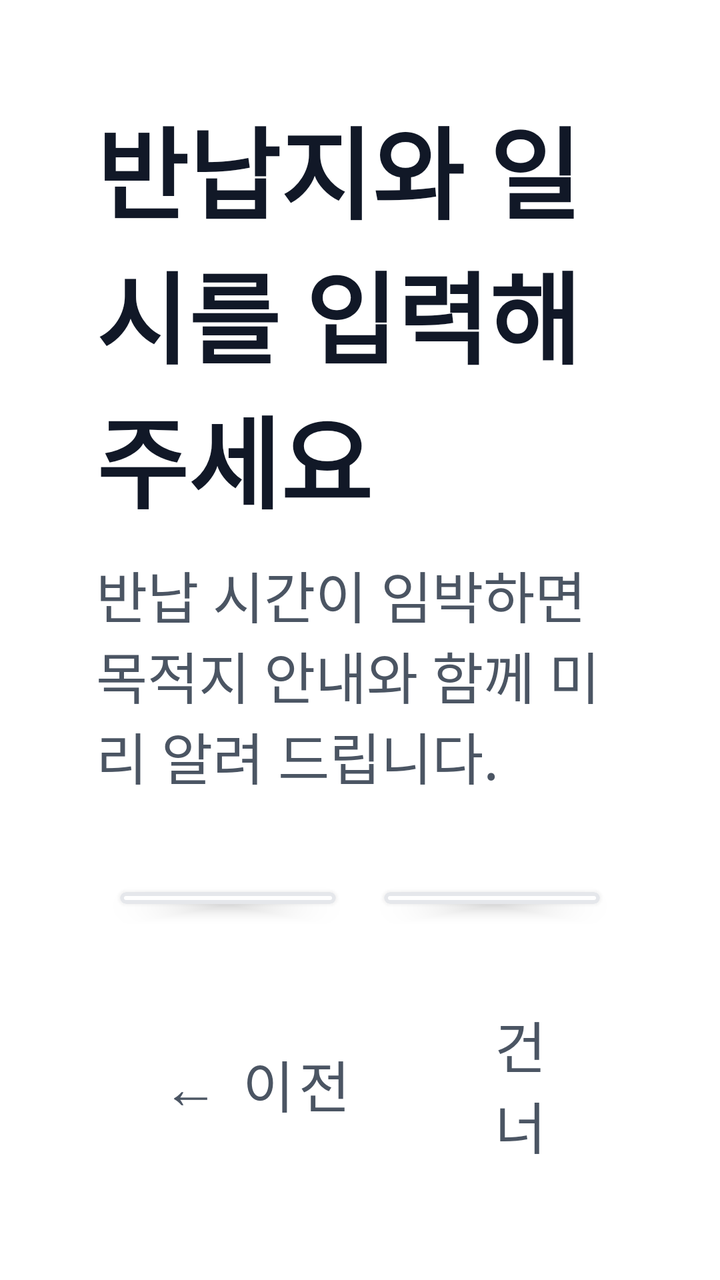
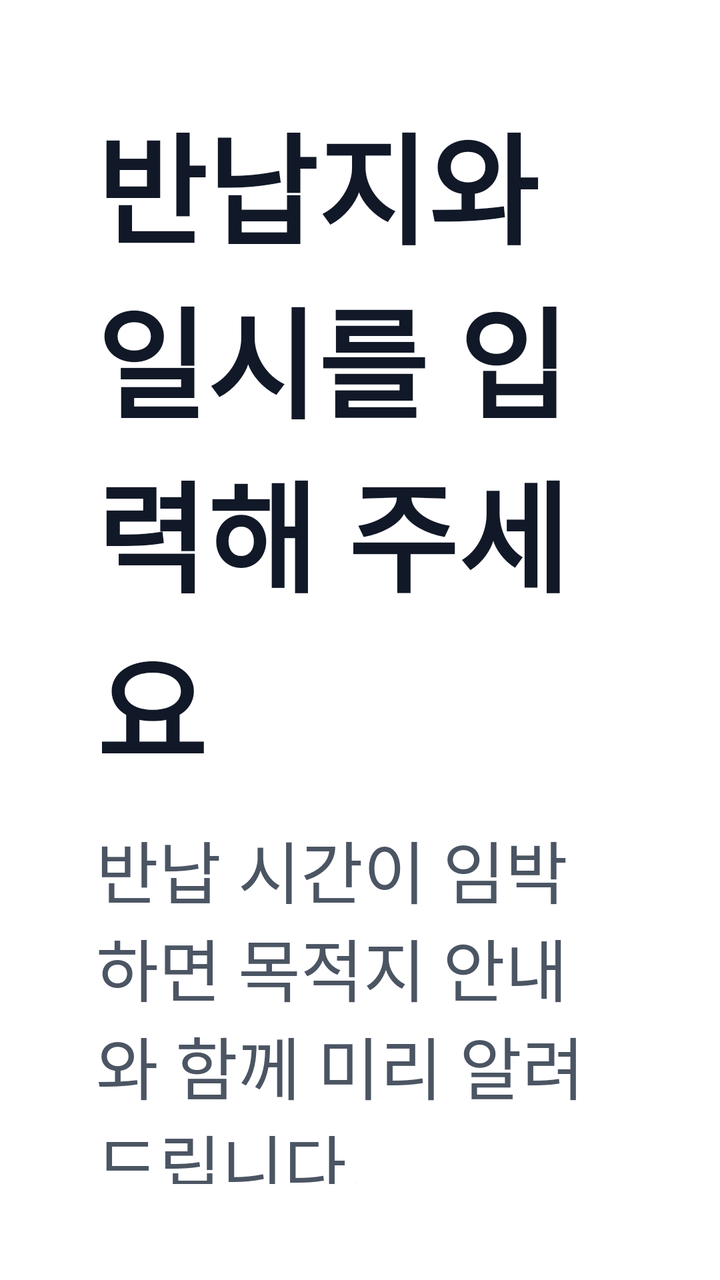

Screens rendered from an Android XML layout before and after an edit, with the pre-edit source and the edit as a unified diff.
<!-- AndroidManifest.xml: activity theme Theme.RentalCarAdaptationCoach.StartupDialog -->
<!-- res/layout/activity_return_info.xml -->
<?xml version="1.0" encoding="utf-8"?>
<LinearLayout xmlns:android="http://schemas.android.com/apk/res/android"
    xmlns:app="http://schemas.android.com/apk/res-auto"
    android:layout_width="match_parent"
    android:layout_height="match_parent"
    android:background="@color/car_bg_light"
    android:orientation="vertical"
    android:padding="48dp">

    
    <LinearLayout
        android:layout_width="match_parent"
        android:layout_height="wrap_content"
        android:orientation="vertical">

        <TextView
            android:id="@+id/tvTitle"
            android:layout_width="wrap_content"
            android:layout_height="wrap_content"
            android:text="@string/title_return_info"
            android:textColor="@color/car_text_primary"
            android:textSize="50sp"
            android:textStyle="bold" />

        <TextView
            android:id="@+id/tvSubtitle"
            android:layout_width="wrap_content"
            android:layout_height="wrap_content"
            android:layout_marginTop="12dp"
            android:text="@string/subtitle_return_info"
            android:textColor="@color/car_text_secondary"
            android:textSize="28sp" />
    </LinearLayout>

    
    <LinearLayout
        android:layout_width="match_parent"
        android:layout_height="0dp"
        android:layout_marginTop="36dp"
        android:layout_weight="1"
        android:gravity="center"
        android:orientation="horizontal">

        
        <com.google.android.material.card.MaterialCardView
            android:layout_width="0dp"
            android:layout_height="wrap_content"
            android:layout_margin="12dp"
            android:layout_weight="1"
            android:minHeight="400dp"
            app:cardBackgroundColor="@color/car_surface_light"
            app:cardCornerRadius="28dp"
            app:cardElevation="4dp"
            app:strokeColor="@color/car_surface_light_stroke"
            app:strokeWidth="2dp">

            <LinearLayout
                android:layout_width="match_parent"
                android:layout_height="match_parent"
                android:orientation="vertical"
                android:padding="36dp">

                <TextView
                    android:layout_width="wrap_content"
                    android:layout_height="wrap_content"
                    android:text="📍  반납지"
                    android:textColor="@color/car_text_primary"
                    android:textSize="34sp"
                    android:textStyle="bold" />

                <EditText
                    android:id="@+id/etReturnLocation"
                    android:layout_width="match_parent"
                    android:layout_height="96dp"
                    android:layout_marginTop="24dp"
                    android:background="@drawable/bg_chip_button"
                    android:hint="@string/hint_return_location"
                    android:imeOptions="actionDone|flagNoExtractUi|flagNoFullscreen"
                    android:inputType="text"
                    android:maxLines="1"
                    android:paddingHorizontal="24dp"
                    android:textColor="@color/car_text_primary"
                    android:textColorHint="@color/car_text_dim"
                    android:textSize="28sp" />

                <TextView
                    android:layout_width="wrap_content"
                    android:layout_height="wrap_content"
                    android:layout_marginTop="24dp"
                    android:text="자주 찾는 반납지"
                    android:textColor="@color/car_text_secondary"
                    android:textSize="22sp" />

                <LinearLayout
                    android:layout_width="match_parent"
                    android:layout_height="wrap_content"
                    android:layout_marginTop="12dp"
                    android:orientation="horizontal">

                    <TextView
                        android:id="@+id/chipLocGimpo"
                        android:layout_width="wrap_content"
                        android:layout_height="wrap_content"
                        android:layout_marginEnd="12dp"
                        android:background="@drawable/bg_chip_button"
                        android:clickable="true"
                        android:focusable="true"
                        android:paddingHorizontal="20dp"
                        android:paddingVertical="12dp"
                        android:text="김포공항"
                        android:textColor="@color/car_text_primary"
                        android:textSize="22sp" />

                    <TextView
                        android:id="@+id/chipLocIncheon"
                        android:layout_width="wrap_content"
                        android:layout_height="wrap_content"
                        android:layout_marginEnd="12dp"
                        android:background="@drawable/bg_chip_button"
                        android:clickable="true"
                        android:focusable="true"
                        android:paddingHorizontal="20dp"
                        android:paddingVertical="12dp"
                        android:text="인천공항"
                        android:textColor="@color/car_text_primary"
                        android:textSize="22sp" />

                    <TextView
                        android:id="@+id/chipLocSeoulStation"
                        android:layout_width="wrap_content"
                        android:layout_height="wrap_content"
                        android:layout_marginEnd="12dp"
                        android:background="@drawable/bg_chip_button"
                        android:clickable="true"
                        android:focusable="true"
                        android:paddingHorizontal="20dp"
                        android:paddingVertical="12dp"
                        android:text="서울역"
                        android:textColor="@color/car_text_primary"
                        android:textSize="22sp" />

                    <TextView
                        android:id="@+id/chipLocJeju"
                        android:layout_width="wrap_content"
                        android:layout_height="wrap_content"
                        android:background="@drawable/bg_chip_button"
                        android:clickable="true"
                        android:focusable="true"
                        android:paddingHorizontal="20dp"
                        android:paddingVertical="12dp"
                        android:text="제주공항"
                        android:textColor="@color/car_text_primary"
                        android:textSize="22sp" />
                </LinearLayout>
            </LinearLayout>
        </com.google.android.material.card.MaterialCardView>

        
        <com.google.android.material.card.MaterialCardView
            android:layout_width="0dp"
            android:layout_height="wrap_content"
            android:layout_margin="12dp"
            android:layout_weight="1"
            android:minHeight="400dp"
            app:cardBackgroundColor="@color/car_surface_light"
            app:cardCornerRadius="28dp"
            app:cardElevation="4dp"
            app:strokeColor="@color/car_surface_light_stroke"
            app:strokeWidth="2dp">

            <LinearLayout
                android:layout_width="match_parent"
                android:layout_height="match_parent"
                android:orientation="vertical"
                android:padding="36dp">

                <TextView
                    android:layout_width="wrap_content"
                    android:layout_height="wrap_content"
                    android:text="🗓️  반납 일시"
                    android:textColor="@color/car_text_primary"
                    android:textSize="34sp"
                    android:textStyle="bold" />

                
                <LinearLayout
                    android:id="@+id/btnSelectDate"
                    android:layout_width="match_parent"
                    android:layout_height="76dp"
                    android:layout_marginTop="20dp"
                    android:background="@drawable/bg_chip_button"
                    android:clickable="true"
                    android:focusable="true"
                    android:gravity="center_vertical"
                    android:orientation="horizontal"
                    android:paddingHorizontal="24dp">

                    <TextView
                        android:layout_width="72dp"
                        android:layout_height="wrap_content"
                        android:text="@string/label_return_date"
                        android:textColor="@color/car_text_secondary"
                        android:textSize="24sp" />

                    <TextView
                        android:id="@+id/tvSelectedDate"
                        android:layout_width="0dp"
                        android:layout_height="wrap_content"
                        android:layout_weight="1"
                        android:text="2026년 11월 14일 (토)"
                        android:textColor="@color/car_text_primary"
                        android:textSize="28sp"
                        android:textStyle="bold" />

                    <TextView
                        android:layout_width="wrap_content"
                        android:layout_height="wrap_content"
                        android:text="변경 ›"
                        android:textColor="@color/hyundai_accent"
                        android:textSize="24sp"
                        android:textStyle="bold" />
                </LinearLayout>

                
                <LinearLayout
                    android:id="@+id/btnSelectTime"
                    android:layout_width="match_parent"
                    android:layout_height="76dp"
                    android:layout_marginTop="12dp"
                    android:background="@drawable/bg_chip_button"
                    android:clickable="true"
                    android:focusable="true"
                    android:gravity="center_vertical"
                    android:orientation="horizontal"
                    android:paddingHorizontal="24dp">

                    <TextView
                        android:layout_width="72dp"
                        android:layout_height="wrap_content"
                        android:text="@string/label_return_time"
                        android:textColor="@color/car_text_secondary"
                        android:textSize="24sp" />

                    <TextView
                        android:id="@+id/tvSelectedTime"
                        android:layout_width="0dp"
                        android:layout_height="wrap_content"
                        android:layout_weight="1"
                        android:text="오후 06:00"
                        android:textColor="@color/car_text_primary"
                        android:textSize="28sp"
                        android:textStyle="bold" />

                    <TextView
                        android:layout_width="wrap_content"
                        android:layout_height="wrap_content"
                        android:text="변경 ›"
                        android:textColor="@color/hyundai_accent"
                        android:textSize="24sp"
                        android:textStyle="bold" />
                </LinearLayout>

                
                <LinearLayout
                    android:layout_width="match_parent"
                    android:layout_height="wrap_content"
                    android:layout_marginTop="16dp"
                    android:orientation="horizontal">

                    <TextView
                        android:id="@+id/chipTimePlus2h"
                        android:layout_width="wrap_content"
                        android:layout_height="wrap_content"
                        android:layout_marginEnd="12dp"
                        android:background="@drawable/bg_chip_button"
                        android:clickable="true"
                        android:focusable="true"
                        android:paddingHorizontal="20dp"
                        android:paddingVertical="12dp"
                        android:text="2시간 후"
                        android:textColor="@color/car_text_primary"
                        android:textSize="22sp" />

                    <TextView
                        android:id="@+id/chipTimeToday18"
                        android:layout_width="wrap_content"
                        android:layout_height="wrap_content"
                        android:layout_marginEnd="12dp"
                        android:background="@drawable/bg_chip_button"
                        android:clickable="true"
                        android:focusable="true"
                        android:paddingHorizontal="20dp"
                        android:paddingVertical="12dp"
                        android:text="오늘 18:00"
                        android:textColor="@color/car_text_primary"
                        android:textSize="22sp" />

                    <TextView
                        android:id="@+id/chipTimeTomorrow10"
                        android:layout_width="wrap_content"
                        android:layout_height="wrap_content"
                        android:layout_marginEnd="12dp"
                        android:background="@drawable/bg_chip_button"
                        android:clickable="true"
                        android:focusable="true"
                        android:paddingHorizontal="20dp"
                        android:paddingVertical="12dp"
                        android:text="내일 10:00"
                        android:textColor="@color/car_text_primary"
                        android:textSize="22sp" />

                    <TextView
                        android:id="@+id/chipTimeTomorrow18"
                        android:layout_width="wrap_content"
                        android:layout_height="wrap_content"
                        android:background="@drawable/bg_chip_button"
                        android:clickable="true"
                        android:focusable="true"
                        android:paddingHorizontal="20dp"
                        android:paddingVertical="12dp"
                        android:text="내일 18:00"
                        android:textColor="@color/car_text_primary"
                        android:textSize="22sp" />
                </LinearLayout>
            </LinearLayout>
        </com.google.android.material.card.MaterialCardView>

    </LinearLayout>

    
    <LinearLayout
        android:layout_width="match_parent"
        android:layout_height="wrap_content"
        android:layout_marginTop="28dp"
        android:gravity="center_vertical"
        android:orientation="horizontal">

        <Button
            android:id="@+id/btnBack"
            style="@style/Widget.MaterialComponents.Button.TextButton"
            android:layout_width="wrap_content"
            android:layout_height="100dp"
            android:paddingHorizontal="32dp"
            android:text="@string/btn_back_return"
            android:textColor="@color/car_text_secondary"
            android:textSize="28sp" />

        <Button
            android:id="@+id/btnSkip"
            style="@style/Widget.MaterialComponents.Button.TextButton"
            android:layout_width="wrap_content"
            android:layout_height="100dp"
            android:paddingHorizontal="32dp"
            android:text="@string/btn_skip_car"
            android:textColor="@color/car_text_secondary"
            android:textSize="28sp" />

        <View
            android:layout_width="0dp"
            android:layout_height="1dp"
            android:layout_weight="1" />

        <Button
            android:id="@+id/btnConfirm"
            android:layout_width="wrap_content"
            android:layout_height="100dp"
            android:alpha="0.45"
            android:backgroundTint="@color/hyundai_accent"
            android:enabled="false"
            android:paddingHorizontal="56dp"
            android:text="@string/btn_confirm_return"
            android:textColor="@color/car_text_on_accent"
            android:textSize="32sp"
            android:textStyle="bold"
            app:cornerRadius="22dp" />
    </LinearLayout>

</LinearLayout>
<!-- resources referenced by this layout -->
<resources>
  <color name="car_bg_light">#FFFFFF</color>
  <color name="car_surface_light">#FFFFFF</color>
  <color name="car_surface_light_stroke">#E5E7EB</color>
  <color name="car_text_dim">#9CA3AF</color>
  <color name="car_text_on_accent">#FFFFFF</color>
  <color name="car_text_primary">#111827</color>
  <color name="car_text_secondary">#4B5563</color>
  <color name="hyundai_accent">#0072CE</color>
  <!-- drawable bg_chip_button (drawable) -->
  <?xml version="1.0" encoding="utf-8"?>
  <shape xmlns:android="http://schemas.android.com/apk/res/android"
      android:shape="rectangle">
      <solid android:color="#F8FAFC" />
      <corners android:radius="14dp" />
      <stroke
          android:width="1.5dp"
          android:color="#CBD5E1" />
  </shape>
  <string name="btn_back_return">← 이전</string>
  <string name="btn_confirm_return">입력 완료</string>
  <string name="btn_skip_car">건너뛰기</string>
  <string name="hint_return_location">예: 김포공항 렌터카 하우스, 서울역</string>
  <string name="label_return_date">날짜</string>
  <string name="label_return_time">시간</string>
  <string name="subtitle_return_info">반납 시간이 임박하면 목적지 안내와 함께 미리 알려 드립니다.</string>
  <string name="title_return_info">반납지와 일시를 입력해 주세요</string>
  <style name="Theme.RentalCarAdaptationCoach.StartupDialog" parent="Theme.RentalCarAdaptationCoach">
          <item name="android:windowIsFloating">false</item>
          <item name="android:windowBackground">@color/car_bg_light</item>
      </style>
  <style name="Theme.RentalCarAdaptationCoach" parent="Theme.MaterialComponents.Light.NoActionBar">
          <item name="colorPrimary">@color/hyundai_accent</item>
          <item name="colorPrimaryVariant">@color/hyundai_blue</item>
          <item name="colorOnPrimary">#FFFFFF</item>
          <item name="android:windowBackground">@color/car_bg_light</item>
          <item name="android:textColorPrimary">@color/car_text_primary</item>
          <item name="android:textColorSecondary">@color/car_text_secondary</item>
      </style>
  <color name="hyundai_blue">#002C5F</color>
</resources>

<!-- the commit's change to res/layout/activity_return_info.xml (unified diff, before → after) -->
@@ -19,17 +19,17 @@
             android:layout_height="wrap_content"
             android:text="@string/title_return_info"
             android:textColor="@color/car_text_primary"
-            android:textSize="50sp"
+            android:textSize="60sp"
             android:textStyle="bold" />
 
         <TextView
             android:id="@+id/tvSubtitle"
             android:layout_width="wrap_content"
             android:layout_height="wrap_content"
-            android:layout_marginTop="12dp"
+            android:layout_marginTop="14dp"
             android:text="@string/subtitle_return_info"
             android:textColor="@color/car_text_secondary"
-            android:textSize="28sp" />
+            android:textSize="34sp" />
     </LinearLayout>
 
     
@@ -47,7 +47,7 @@
             android:layout_height="wrap_content"
             android:layout_margin="12dp"
             android:layout_weight="1"
-            android:minHeight="400dp"
+            android:minHeight="450dp"
             app:cardBackgroundColor="@color/car_surface_light"
             app:cardCornerRadius="28dp"
             app:cardElevation="4dp"
@@ -65,31 +65,31 @@
                     android:layout_height="wrap_content"
                     android:text="📍  반납지"
                     android:textColor="@color/car_text_primary"
-                    android:textSize="34sp"
+                    android:textSize="44sp"
                     android:textStyle="bold" />
 
                 <EditText
                     android:id="@+id/etReturnLocation"
                     android:layout_width="match_parent"
-                    android:layout_height="96dp"
+                    android:layout_height="112dp"
                     android:layout_marginTop="24dp"
                     android:background="@drawable/bg_chip_button"
                     android:hint="@string/hint_return_location"
                     android:imeOptions="actionDone|flagNoExtractUi|flagNoFullscreen"
                     android:inputType="text"
                     android:maxLines="1"
-                    android:paddingHorizontal="24dp"
+                    android:paddingHorizontal="28dp"
                     android:textColor="@color/car_text_primary"
                     android:textColorHint="@color/car_text_dim"
-                    android:textSize="28sp" />
+                    android:textSize="36sp" />
 
                 <TextView
                     android:layout_width="wrap_content"
                     android:layout_height="wrap_content"
-                    android:layout_marginTop="24dp"
+                    android:layout_marginTop="28dp"
                     android:text="자주 찾는 반납지"
                     android:textColor="@color/car_text_secondary"
-                    android:textSize="22sp" />
+                    android:textSize="28sp" />
 
                 <LinearLayout
                     android:layout_width="match_parent"
@@ -105,11 +105,11 @@
                         android:background="@drawable/bg_chip_button"
                         android:clickable="true"
                         android:focusable="true"
-                        android:paddingHorizontal="20dp"
-                        android:paddingVertical="12dp"
+                        android:paddingHorizontal="18dp"
+                        android:paddingVertical="16dp"
                         android:text="김포공항"
                         android:textColor="@color/car_text_primary"
-                        android:textSize="22sp" />
+                        android:textSize="27sp" />
 
                     <TextView
                         android:id="@+id/chipLocIncheon"
@@ -119,11 +119,11 @@
                         android:background="@drawable/bg_chip_button"
                         android:clickable="true"
                         android:focusable="true"
-                        android:paddingHorizontal="20dp"
-                        android:paddingVertical="12dp"
+                        android:paddingHorizontal="18dp"
+                        android:paddingVertical="16dp"
                         android:text="인천공항"
                         android:textColor="@color/car_text_primary"
-                        android:textSize="22sp" />
+                        android:textSize="27sp" />
 
                     <TextView
                         android:id="@+id/chipLocSeoulStation"
@@ -133,11 +133,11 @@
                         android:background="@drawable/bg_chip_button"
                         android:clickable="true"
                         android:focusable="true"
-                        android:paddingHorizontal="20dp"
-                        android:paddingVertical="12dp"
+                        android:paddingHorizontal="18dp"
+                        android:paddingVertical="16dp"
                         android:text="서울역"
                         android:textColor="@color/car_text_primary"
-                        android:textSize="22sp" />
+                        android:textSize="27sp" />
 
                     <TextView
                         android:id="@+id/chipLocJeju"
@@ -146,11 +146,11 @@
                         android:background="@drawable/bg_chip_button"
                         android:clickable="true"
                         android:focusable="true"
-                        android:paddingHorizontal="20dp"
-                        android:paddingVertical="12dp"
+                        android:paddingHorizontal="18dp"
+                        android:paddingVertical="16dp"
                         android:text="제주공항"
                         android:textColor="@color/car_text_primary"
-                        android:textSize="22sp" />
+                        android:textSize="27sp" />
                 </LinearLayout>
             </LinearLayout>
         </com.google.android.material.card.MaterialCardView>
@@ -161,7 +161,7 @@
             android:layout_height="wrap_content"
             android:layout_margin="12dp"
             android:layout_weight="1"
-            android:minHeight="400dp"
+            android:minHeight="450dp"
             app:cardBackgroundColor="@color/car_surface_light"
             app:cardCornerRadius="28dp"
             app:cardElevation="4dp"
@@ -179,28 +179,28 @@
                     android:layout_height="wrap_content"
                     android:text="🗓️  반납 일시"
                     android:textColor="@color/car_text_primary"
-                    android:textSize="34sp"
+                    android:textSize="44sp"
                     android:textStyle="bold" />
 
                 
                 <LinearLayout
                     android:id="@+id/btnSelectDate"
                     android:layout_width="match_parent"
-                    android:layout_height="76dp"
-                    android:layout_marginTop="20dp"
+                    android:layout_height="104dp"
+                    android:layout_marginTop="24dp"
                     android:background="@drawable/bg_chip_button"
                     android:clickable="true"
                     android:focusable="true"
                     android:gravity="center_vertical"
                     android:orientation="horizontal"
-                    android:paddingHorizontal="24dp">
-
-                    <TextView
-                        android:layout_width="72dp"
+                    android:paddingHorizontal="28dp">
+
+                    <TextView
+                        android:layout_width="96dp"
                         android:layout_height="wrap_content"
                         android:text="@string/label_return_date"
                         android:textColor="@color/car_text_secondary"
-                        android:textSize="24sp" />
+                        android:textSize="30sp" />
 
                     <TextView
                         android:id="@+id/tvSelectedDate"
@@ -209,7 +209,7 @@
                         android:layout_weight="1"
                         android:text="2026년 11월 14일 (토)"
                         android:textColor="@color/car_text_primary"
-                        android:textSize="28sp"
+                        android:textSize="36sp"
                         android:textStyle="bold" />
 
                     <TextView
@@ -217,7 +217,7 @@
                         android:layout_height="wrap_content"
                         android:text="변경 ›"
                         android:textColor="@color/hyundai_accent"
-                        android:textSize="24sp"
+                        android:textSize="30sp"
                         android:textStyle="bold" />
                 </LinearLayout>
 
@@ -225,21 +225,21 @@
                 <LinearLayout
                     android:id="@+id/btnSelectTime"
                     android:layout_width="match_parent"
-                    android:layout_height="76dp"
-                    android:layout_marginTop="12dp"
+                    android:layout_height="104dp"
+                    android:layout_marginTop="16dp"
                     android:background="@drawable/bg_chip_button"
                     android:clickable="true"
                     android:focusable="true"
                     android:gravity="center_vertical"
                     android:orientation="horizontal"
-                    android:paddingHorizontal="24dp">
-
-                    <TextView
-                        android:layout_width="72dp"
+                    android:paddingHorizontal="28dp">
+
+                    <TextView
+                        android:layout_width="96dp"
                         android:layout_height="wrap_content"
                         android:text="@string/label_return_time"
                         android:textColor="@color/car_text_secondary"
-                        android:textSize="24sp" />
+                        android:textSize="30sp" />
 
                     <TextView
                         android:id="@+id/tvSelectedTime"
@@ -248,7 +248,7 @@
                         android:layout_weight="1"
                         android:text="오후 06:00"
                         android:textColor="@color/car_text_primary"
-                        android:textSize="28sp"
+                        android:textSize="36sp"
                         android:textStyle="bold" />
 
                     <TextView
@@ -256,7 +256,7 @@
                         android:layout_height="wrap_content"
                         android:text="변경 ›"
                         android:textColor="@color/hyundai_accent"
-                        android:textSize="24sp"
+                        android:textSize="30sp"
                         android:textStyle="bold" />
                 </LinearLayout>
 
@@ -275,11 +275,11 @@
                         android:background="@drawable/bg_chip_button"
                         android:clickable="true"
                         android:focusable="true"
-                        android:paddingHorizontal="20dp"
-                        android:paddingVertical="12dp"
+                        android:paddingHorizontal="18dp"
+                        android:paddingVertical="16dp"
                         android:text="2시간 후"
                         android:textColor="@color/car_text_primary"
-                        android:textSize="22sp" />
+                        android:textSize="27sp" />
 
                     <TextView
                         android:id="@+id/chipTimeToday18"
@@ -289,11 +289,11 @@
                         android:background="@drawable/bg_chip_button"
                         android:clickable="true"
                         android:focusable="true"
-                        android:paddingHorizontal="20dp"
-                        android:paddingVertical="12dp"
+                        android:paddingHorizontal="18dp"
+                        android:paddingVertical="16dp"
                         android:text="오늘 18:00"
                         android:textColor="@color/car_text_primary"
-                        android:textSize="22sp" />
+                        android:textSize="27sp" />
 
                     <TextView
                         android:id="@+id/chipTimeTomorrow10"
@@ -303,11 +303,11 @@
                         android:background="@drawable/bg_chip_button"
                         android:clickable="true"
                         android:focusable="true"
-                        android:paddingHorizontal="20dp"
-                        android:paddingVertical="12dp"
+                        android:paddingHorizontal="18dp"
+                        android:paddingVertical="16dp"
                         android:text="내일 10:00"
                         android:textColor="@color/car_text_primary"
-                        android:textSize="22sp" />
+                        android:textSize="27sp" />
 
                     <TextView
                         android:id="@+id/chipTimeTomorrow18"
@@ -316,11 +316,11 @@
                         android:background="@drawable/bg_chip_button"
                         android:clickable="true"
                         android:focusable="true"
-                        android:paddingHorizontal="20dp"
-                        android:paddingVertical="12dp"
+                        android:paddingHorizontal="18dp"
+                        android:paddingVertical="16dp"
                         android:text="내일 18:00"
                         android:textColor="@color/car_text_primary"
-                        android:textSize="22sp" />
+                        android:textSize="27sp" />
                 </LinearLayout>
             </LinearLayout>
         </com.google.android.material.card.MaterialCardView>
@@ -339,21 +339,21 @@
             android:id="@+id/btnBack"
             style="@style/Widget.MaterialComponents.Button.TextButton"
             android:layout_width="wrap_content"
-            android:layout_height="100dp"
-            android:paddingHorizontal="32dp"
+            android:layout_height="116dp"
+            android:paddingHorizontal="40dp"
             android:text="@string/btn_back_return"
             android:textColor="@color/car_text_secondary"
-            android:textSize="28sp" />
+            android:textSize="36sp" />
 
         <Button
             android:id="@+id/btnSkip"
             style="@style/Widget.MaterialComponents.Button.TextButton"
             android:layout_width="wrap_content"
-            android:layout_height="100dp"
-            android:paddingHorizontal="32dp"
+            android:layout_height="116dp"
+            android:paddingHorizontal="40dp"
             android:text="@string/btn_skip_car"
             android:textColor="@color/car_text_secondary"
-            android:textSize="28sp" />
+            android:textSize="36sp" />
 
         <View
             android:layout_width="0dp"
@@ -363,16 +363,16 @@
         <Button
             android:id="@+id/btnConfirm"
             android:layout_width="wrap_content"
-            android:layout_height="100dp"
+            android:layout_height="116dp"
             android:alpha="0.45"
             android:backgroundTint="@color/hyundai_accent"
             android:enabled="false"
-            android:paddingHorizontal="56dp"
+            android:paddingHorizontal="72dp"
             android:text="@string/btn_confirm_return"
             android:textColor="@color/car_text_on_accent"
-            android:textSize="32sp"
+            android:textSize="40sp"
             android:textStyle="bold"
-            app:cornerRadius="22dp" />
+            app:cornerRadius="24dp" />
     </LinearLayout>
 
 </LinearLayout>
